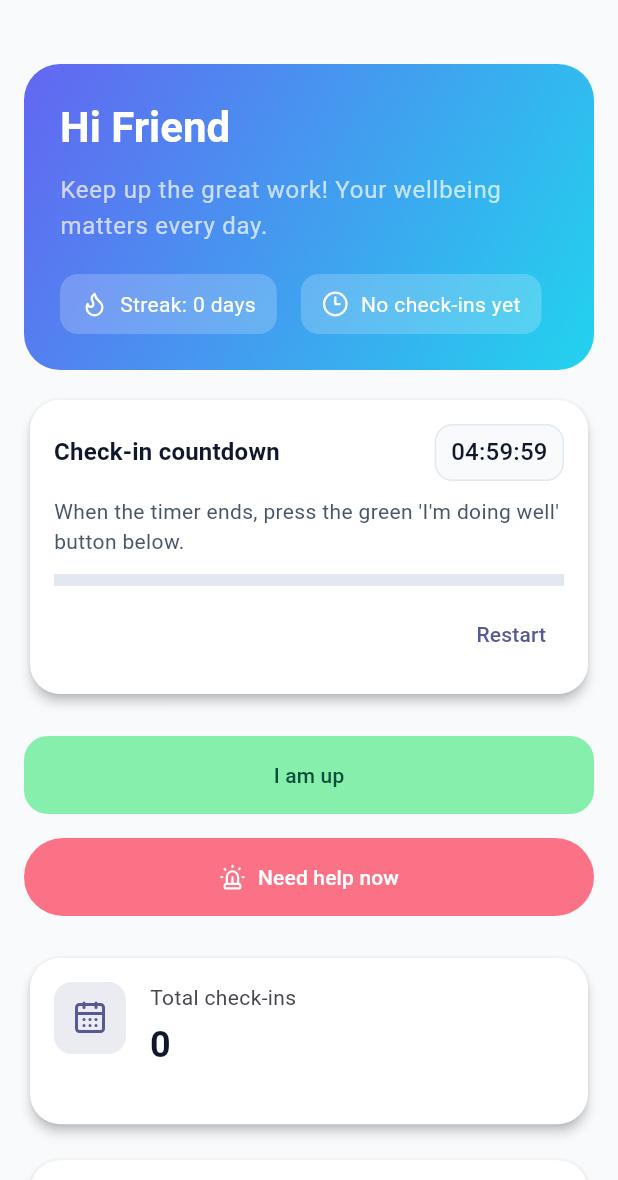
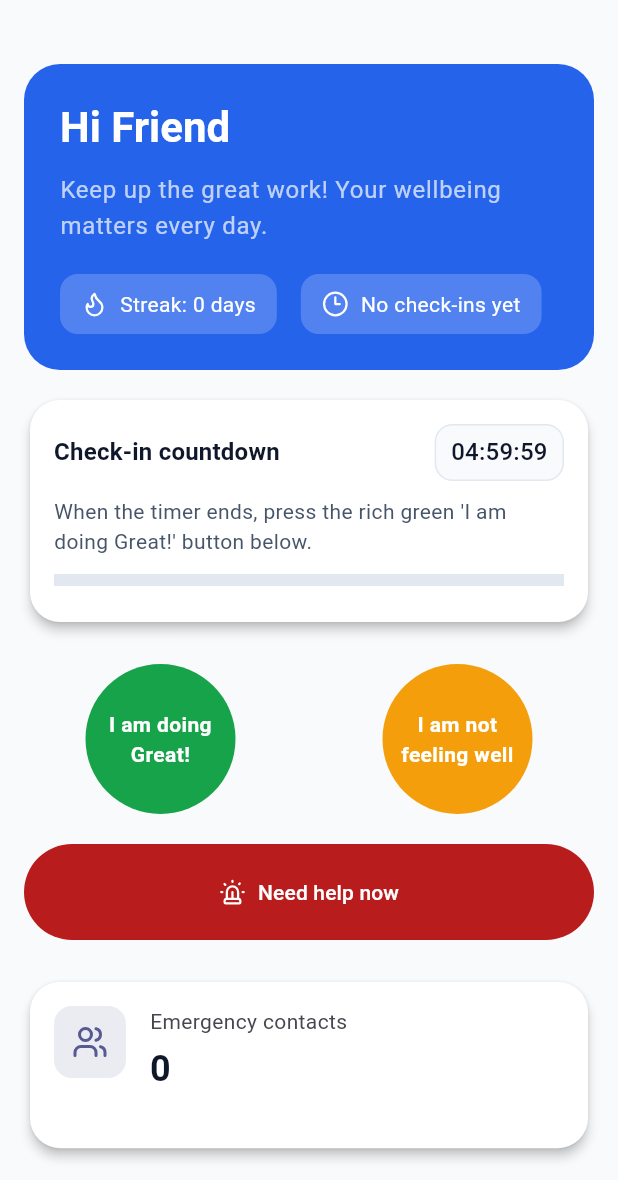
Before and after one commit to Taehillah/Wellness_Circle, a Flutter app: the HomeView screen opened by its route, on a phone screen of 412 x 824 dp, the part 56-1236 px from its top. Run offline on Flutter 3.47's test engine with Material 3 defaults, Android fonts, the phone set to English and light mode, and no system bars; our stand-ins replace dio, flutter_riverpod, geolocator, go_router, lucide_icons, riverpod and 1 more; accounts and stored records are empty.

Commit message:
GUI Change

```diff
--- a/wellcheck/lib/src/features/home/presentation/home_view.dart
+++ b/wellcheck/lib/src/features/home/presentation/home_view.dart
@@ -6,7 +6,6 @@ import 'package:lucide_icons/lucide_icons.dart';
 import '../../../shared/theme/app_theme.dart';
 import '../../../shared/utils/date_utils.dart';
 import '../../../shared/utils/string_utils.dart';
-import '../../../shared/widgets/primary_button.dart';
 import '../../../shared/widgets/stat_card.dart';
 import '../../alerts/presentation/need_help_sheet.dart';
 import '../../auth/application/auth_controller.dart';
@@ -16,6 +15,32 @@ import '../../dashboard/application/dashboard_controller.dart';
 import '../../history/application/check_in_controller.dart';
 import '../../history/data/models/check_in_stats.dart';
 import '../../../shared/theme/theme_controller.dart';
+
+// Triggers a restart of the countdown timer when incremented.
+class _CountdownRestart extends Notifier<int> {
+  @override
+  int build() => 0;
+
+  void bump() => state++;
+}
+
+final countdownRestartProvider = NotifierProvider<_CountdownRestart, int>(
+  _CountdownRestart.new,
+);
+
+// Lock state for the "I am up" button. Locked immediately after pressing,
+// then unlocked when the countdown expires.
+class _CheckInLock extends Notifier<bool> {
+  @override
+  bool build() => false; // start unlocked
+
+  void lock() => state = true;
+  void unlock() => state = false;
+}
+
+final checkInLockProvider = NotifierProvider<_CheckInLock, bool>(
+  _CheckInLock.new,
+);
 
 class HomeView extends ConsumerWidget {
   const HomeView({super.key});
@@ -94,11 +119,16 @@ class _CountdownPanelState extends ConsumerState<_CountdownPanel> {
   late Duration _remaining;
   Timer? _timer;
   bool _alertShown = false;
+  ProviderSubscription<int>? _restartSub;
 
   @override
   void initState() {
     super.initState();
     _resetTimer();
+    // Listen for external restart requests (e.g., when user taps "I am up").
+    _restartSub = ref.listenManual<int>(countdownRestartProvider, (previous, next) {
+      _resetTimer();
+    });
   }
 
   @override
@@ -113,6 +143,7 @@ class _CountdownPanelState extends ConsumerState<_CountdownPanel> {
   @override
   void dispose() {
     _cancelTimer();
+    _restartSub?.close();
     super.dispose();
   }
 
@@ -136,10 +167,12 @@ class _CountdownPanelState extends ConsumerState<_CountdownPanel> {
           // Prompt the user to press the green primary button below.
           ScaffoldMessenger.of(context).showSnackBar(
             const SnackBar(
-              content: Text("Time to check in! Press the light green 'I am up' button."),
+              content: Text("Time to check in! Press the rich green 'I am up' button."),
             ),
           );
         }
+        // Unlock the check-in button when timer completes.
+        ref.read(checkInLockProvider.notifier).unlock();
         // Auto-restart countdown for the next cycle (every 5 hours by default).
         setState(() {
           _remaining = _defaultDuration;
@@ -204,7 +237,7 @@ class _CountdownPanelState extends ConsumerState<_CountdownPanel> {
             const SizedBox(height: 10),
             if (!completed) ...[
               Text(
-                "When the timer ends, press the green 'I'm doing well' button below.",
+                "When the timer ends, press the rich green 'I am doing Great!' button below.",
                 style: theme.textTheme.bodyMedium?.copyWith(color: AppColors.textSecondary),
               ),
               const SizedBox(height: 12),
@@ -214,12 +247,6 @@ class _CountdownPanelState extends ConsumerState<_CountdownPanel> {
                 backgroundColor: const Color(0xFFE2E8F0),
               ),
               const SizedBox(height: 8),
-              Row(
-                mainAxisAlignment: MainAxisAlignment.end,
-                children: [
-                  TextButton(onPressed: _resetTimer, child: const Text('Restart')),
-                ],
-              ),
             ] else ...[
               Row(
                 children: const [
@@ -227,7 +254,7 @@ class _CountdownPanelState extends ConsumerState<_CountdownPanel> {
                   SizedBox(width: 8),
                   Expanded(
                     child: Text(
-                      "Time to check in! Press the green 'I'm doing well' button.",
+                      "Time to check in! Press the rich green 'I am doing Great!' button.",
                       style: TextStyle(
                         color: AppColors.danger,
                         fontWeight: FontWeight.w600,
@@ -260,11 +287,8 @@ class _GreetingCard extends StatelessWidget {
     final theme = Theme.of(context);
     return Container(
       decoration: BoxDecoration(
-        gradient: LinearGradient(
-          colors: [AppColors.primary, AppColors.secondary],
-          begin: Alignment.topLeft,
-          end: Alignment.bottomRight,
-        ),
+        // Solid modern blue background for the top panel
+        color: const Color(0xFF2563EB), // rich modern blue
         borderRadius: BorderRadius.circular(24),
       ),
       padding: const EdgeInsets.all(24),
@@ -363,16 +387,19 @@ class _ActionButtons extends StatelessWidget {
 
   @override
   Widget build(BuildContext context) {
-    final disabled = stats.hasCheckedInToday || isLoading;
+    final locked = ref.watch(checkInLockProvider);
+    final disabled = isLoading || locked;
     return Column(
       crossAxisAlignment: CrossAxisAlignment.stretch,
       children: [
-        PrimaryButton(
-          label: stats.hasCheckedInToday ? 'Checked in today' : 'I am up',
-          isLoading: isLoading,
-          backgroundColor: const Color(0xFF86EFAC), // light green
-          foregroundColor: const Color(0xFF064E3B), // dark green text for contrast
-          onPressed: disabled
+        // Two circular action buttons side-by-side
+        Row(
+          children: [
+            Expanded(
+              child: Opacity(
+                opacity: disabled ? 0.6 : 1.0,
+                child: InkWell(
+                  onTap: disabled
                       ? null
                       : () async {
                           await ref.read(checkInControllerProvider.notifier).recordCheckIn();
@@ -381,13 +408,65 @@ class _ActionButtons extends StatelessWidget {
                               const SnackBar(content: Text('Great job! Your check-in was saved.')),
                             );
                           }
+                          ref.read(checkInLockProvider.notifier).lock();
+                          ref.read(countdownRestartProvider.notifier).bump();
                         },
+                  borderRadius: BorderRadius.circular(999),
+                  child: Container(
+                    height: 100,
+                    constraints: const BoxConstraints(minWidth: 100),
+                    decoration: const BoxDecoration(
+                      color: Color(0xFF16A34A), // rich green
+                      shape: BoxShape.circle,
                     ),
-        const SizedBox(height: 16),
+                    alignment: Alignment.center,
+                    padding: const EdgeInsets.all(8),
+                    child: const Text(
+                      'I am doing\nGreat!',
+                      textAlign: TextAlign.center,
+                      style: TextStyle(
+                        color: Colors.white,
+                        fontWeight: FontWeight.w700,
+                      ),
+                    ),
+                  ),
+                ),
+              ),
+            ),
+            const SizedBox(width: 16),
+            Expanded(
+              child: InkWell(
+                onTap: () => _openNeedHelpSheet(context),
+                borderRadius: BorderRadius.circular(999),
+                child: Container(
+                  height: 100,
+                  constraints: const BoxConstraints(minWidth: 100),
+                  decoration: const BoxDecoration(
+                    color: Color(0xFFF59E0B), // orange
+                    shape: BoxShape.circle,
+                  ),
+                  alignment: Alignment.center,
+                  padding: const EdgeInsets.all(8),
+                  child: const Text(
+                    'I am not\nfeeling well',
+                    textAlign: TextAlign.center,
+                    style: TextStyle(
+                      color: Colors.white,
+                      fontWeight: FontWeight.w700,
+                    ),
+                  ),
+                ),
+              ),
+            ),
+          ],
+        ),
+        const SizedBox(height: 20),
         FilledButton.icon(
           style: FilledButton.styleFrom(
-            padding: const EdgeInsets.symmetric(vertical: 16),
-            backgroundColor: AppColors.danger,
+            padding: const EdgeInsets.symmetric(vertical: 20),
+            minimumSize: const Size.fromHeight(64),
+            // Rich red
+            backgroundColor: const Color(0xFFB91C1C),
             foregroundColor: Colors.white,
           ),
           onPressed: () => _openNeedHelpSheet(context),
@@ -411,18 +490,13 @@ class _StatsGrid extends StatelessWidget {
       builder: (context, constraints) {
         final isWide = constraints.maxWidth > 600;
         return GridView.count(
-          crossAxisCount: isWide ? 3 : 1,
+          crossAxisCount: 1,
           shrinkWrap: true,
           childAspectRatio: isWide ? 2.5 : 3.2,
           crossAxisSpacing: 16,
           mainAxisSpacing: 16,
           physics: const NeverScrollableScrollPhysics(),
           children: [
-            StatCard(
-              label: 'Total check-ins',
-              value: stats.total.toString(),
-              icon: LucideIcons.calendarDays,
-            ),
             // Removed 'Current streak' and 'This week' per request.
             StatCard(
               label: 'Emergency contacts',
```
Also changed, not shown: wellcheck/lib/src/features/auth/presentation/login_view.dart (+2 -47 lines), wellcheck/lib/src/shared/router/app_router.dart (+7 -7 lines). Lines whose indentation alone changed are shown as unchanged.
